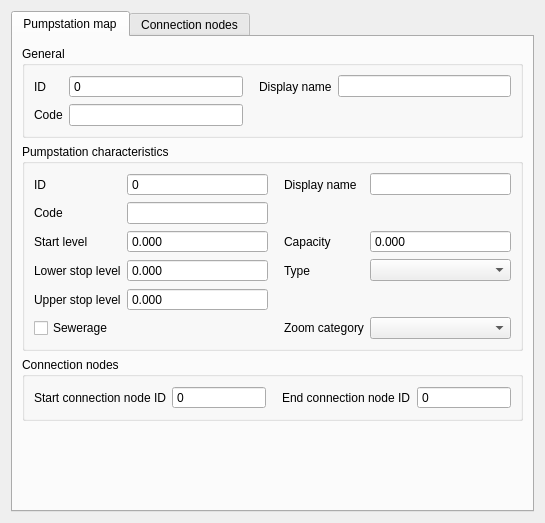
The window that threedi_model_builder/forms/ui/pumpstation_map.ui (nens/threedi-schematisation-editor) describes before a commit, drawn with Qt 5.
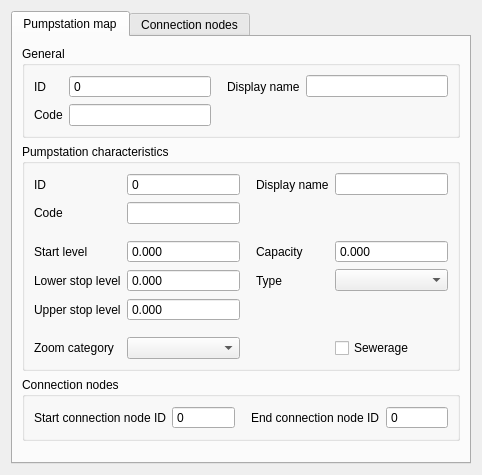
The same window after the commit. Custom widgets are drawn as their Qt base class.

```diff
--- a/threedi_model_builder/forms/ui/pumpstation_map.ui
+++ b/threedi_model_builder/forms/ui/pumpstation_map.ui
@@ -6,8 +6,8 @@
    <rect>
     <x>0</x>
     <y>0</y>
-    <width>545</width>
-    <height>523</height>
+    <width>482</width>
+    <height>438</height>
    </rect>
   </property>
   <property name="windowTitle">
@@ -35,10 +35,13 @@
          <property name="orientation">
           <enum>Qt::Vertical</enum>
          </property>
+         <property name="sizeType">
+          <enum>QSizePolicy::MinimumExpanding</enum>
+         </property>
          <property name="sizeHint" stdset="0">
           <size>
            <width>20</width>
-           <height>40</height>
+           <height>10</height>
           </size>
          </property>
         </spacer>
@@ -56,7 +59,7 @@
          </property>
          <layout class="QGridLayout" name="gridLayout_6">
           <item row="0" column="1">
-           <widget class="QgsSpinBox" name="connection_node_start_id">
+           <widget class="QSpinBox" name="connection_node_start_id">
             <property name="sizePolicy">
              <sizepolicy hsizetype="Expanding" vsizetype="Fixed">
               <horstretch>0</horstretch>
@@ -103,7 +106,7 @@
            </widget>
           </item>
           <item row="0" column="3">
-           <widget class="QgsSpinBox" name="connection_node_end_id">
+           <widget class="QSpinBox" name="connection_node_end_id">
             <property name="sizePolicy">
              <sizepolicy hsizetype="Expanding" vsizetype="Fixed">
               <horstretch>0</horstretch>
@@ -168,7 +171,7 @@
          </property>
          <layout class="QGridLayout" name="gridLayout_5">
           <item row="1" column="1">
-           <widget class="QgsSpinBox" name="id">
+           <widget class="QSpinBox" name="id">
             <property name="locale">
              <locale language="English" country="UnitedStates"/>
             </property>
@@ -281,112 +284,42 @@
           <string>Pumpstation characteristics</string>
          </property>
          <layout class="QGridLayout" name="gridLayout_4">
-          <item row="2" column="0">
-           <widget class="QLabel" name="label_8">
+          <item row="1" column="3">
+           <widget class="QLabel" name="label_6">
             <property name="locale">
              <locale language="English" country="UnitedStates"/>
             </property>
             <property name="text">
-             <string>Start level</string>
+             <string>Code</string>
             </property>
             <property name="alignment">
              <set>Qt::AlignLeading|Qt::AlignLeft|Qt::AlignVCenter</set>
             </property>
            </widget>
           </item>
-          <item row="2" column="1">
-           <widget class="QgsDoubleSpinBox" name="pumpstation_start_level">
-            <property name="sizePolicy">
-             <sizepolicy hsizetype="Expanding" vsizetype="Fixed">
-              <horstretch>0</horstretch>
-              <verstretch>0</verstretch>
-             </sizepolicy>
+          <item row="7" column="6">
+           <widget class="QCheckBox" name="pumpstation_sewerage">
+            <property name="layoutDirection">
+             <enum>Qt::LeftToRight</enum>
             </property>
-            <property name="locale">
-             <locale language="English" country="UnitedStates"/>
+            <property name="text">
+             <string>Sewerage</string>
             </property>
-            <property name="inputMethodHints">
-             <set>Qt::ImhNone</set>
-            </property>
-            <property name="buttonSymbols">
-             <enum>QAbstractSpinBox::NoButtons</enum>
-            </property>
-            <property name="decimals">
-             <number>3</number>
-            </property>
-            <property name="minimum">
-             <double>-9999999999.000000000000000</double>
-            </property>
-            <property name="maximum">
-             <double>9999999999.000000000000000</double>
-            </property>
-            <property name="showClearButton" stdset="0">
-             <bool>true</bool>
-            </property>
-            <property name="clearValue" stdset="0">
-             <bool>true</bool>
-            </property>
-            <property name="expressionsEnabled" stdset="0">
-             <bool>true</bool>
-            </property>
            </widget>
           </item>
-          <item row="5" column="1">
-           <widget class="QgsDoubleSpinBox" name="pumpstation_upper_stop_level">
-            <property name="sizePolicy">
-             <sizepolicy hsizetype="Expanding" vsizetype="Fixed">
-              <horstretch>0</horstretch>
-              <verstretch>0</verstretch>
-             </sizepolicy>
-            </property>
+          <item row="0" column="4">
+           <widget class="QSpinBox" name="pumpstation_id">
             <property name="locale">
              <locale language="English" country="UnitedStates"/>
             </property>
-            <property name="buttonSymbols">
-             <enum>QAbstractSpinBox::NoButtons</enum>
-            </property>
-            <property name="decimals">
-             <number>3</number>
-            </property>
-            <property name="minimum">
-             <double>-99999999.000000000000000</double>
-            </property>
-            <property name="maximum">
-             <double>1000000.000000000000000</double>
-            </property>
-            <property name="showClearButton" stdset="0">
+            <property name="readOnly">
              <bool>true</bool>
             </property>
-            <property name="clearValue" stdset="0">
-             <bool>true</bool>
-            </property>
-            <property name="expressionsEnabled" stdset="0">
-             <bool>true</bool>
-            </property>
-           </widget>
-          </item>
-          <item row="4" column="1">
-           <widget class="QgsDoubleSpinBox" name="pumpstation_lower_stop_level">
-            <property name="sizePolicy">
-             <sizepolicy hsizetype="Expanding" vsizetype="Fixed">
-              <horstretch>0</horstretch>
-              <verstretch>0</verstretch>
-             </sizepolicy>
-            </property>
-            <property name="locale">
-             <locale language="English" country="UnitedStates"/>
-            </property>
             <property name="buttonSymbols">
              <enum>QAbstractSpinBox::NoButtons</enum>
             </property>
-            <property name="decimals">
-             <number>3</number>
-            </property>
-            <property name="minimum">
-             <double>-99999999.000000000000000</double>
-            </property>
             <property name="maximum">
-             <double>1000000.000000000000000</double>
+             <number>99999999</number>
             </property>
             <property name="showClearButton" stdset="0">
              <bool>true</bool>
@@ -395,48 +328,24 @@
              <bool>true</bool>
             </property>
             <property name="expressionsEnabled" stdset="0">
-             <bool>true</bool>
+             <bool>false</bool>
             </property>
            </widget>
           </item>
-          <item row="2" column="3">
-           <widget class="QgsDoubleSpinBox" name="pumpstation_capacity">
-            <property name="sizePolicy">
-             <sizepolicy hsizetype="Expanding" vsizetype="Fixed">
-              <horstretch>0</horstretch>
-              <verstretch>0</verstretch>
-             </sizepolicy>
-            </property>
+          <item row="0" column="3">
+           <widget class="QLabel" name="label_5">
             <property name="locale">
              <locale language="English" country="UnitedStates"/>
             </property>
-            <property name="inputMethodHints">
-             <set>Qt::ImhNone</set>
+            <property name="text">
+             <string>ID</string>
             </property>
-            <property name="buttonSymbols">
-             <enum>QAbstractSpinBox::NoButtons</enum>
+            <property name="alignment">
+             <set>Qt::AlignLeading|Qt::AlignLeft|Qt::AlignVCenter</set>
             </property>
-            <property name="decimals">
-             <number>3</number>
-            </property>
-            <property name="minimum">
-             <double>-9999999999.000000000000000</double>
-            </property>
-            <property name="maximum">
-             <double>9999999999.000000000000000</double>
-            </property>
-            <property name="showClearButton" stdset="0">
-             <bool>true</bool>
-            </property>
-            <property name="clearValue" stdset="0">
-             <bool>true</bool>
-            </property>
-            <property name="expressionsEnabled" stdset="0">
-             <bool>true</bool>
-            </property>
            </widget>
           </item>
-          <item row="4" column="2">
+          <item row="4" column="5">
            <widget class="QLabel" name="label_11">
             <property name="locale">
              <locale language="English" country="UnitedStates"/>
@@ -452,7 +361,97 @@
             </property>
            </widget>
           </item>
-          <item row="2" column="2">
+          <item row="0" column="5">
+           <widget class="QLabel" name="label_4">
+            <property name="locale">
+             <locale language="English" country="UnitedStates"/>
+            </property>
+            <property name="text">
+             <string>Display name</string>
+            </property>
+            <property name="alignment">
+             <set>Qt::AlignLeading|Qt::AlignLeft|Qt::AlignVCenter</set>
+            </property>
+            <property name="indent">
+             <number>10</number>
+            </property>
+           </widget>
+          </item>
+          <item row="3" column="6">
+           <widget class="QDoubleSpinBox" name="pumpstation_capacity">
+            <property name="sizePolicy">
+             <sizepolicy hsizetype="Expanding" vsizetype="Fixed">
+              <horstretch>0</horstretch>
+              <verstretch>0</verstretch>
+             </sizepolicy>
+            </property>
+            <property name="locale">
+             <locale language="English" country="UnitedStates"/>
+            </property>
+            <property name="inputMethodHints">
+             <set>Qt::ImhNone</set>
+            </property>
+            <property name="buttonSymbols">
+             <enum>QAbstractSpinBox::NoButtons</enum>
+            </property>
+            <property name="decimals">
+             <number>3</number>
+            </property>
+            <property name="minimum">
+             <double>-9999999999.000000000000000</double>
+            </property>
+            <property name="maximum">
+             <double>9999999999.000000000000000</double>
+            </property>
+            <property name="showClearButton" stdset="0">
+             <bool>true</bool>
+            </property>
+            <property name="clearValue" stdset="0">
+             <bool>true</bool>
+            </property>
+            <property name="expressionsEnabled" stdset="0">
+             <bool>true</bool>
+            </property>
+           </widget>
+          </item>
+          <item row="3" column="4">
+           <widget class="QDoubleSpinBox" name="pumpstation_start_level">
+            <property name="sizePolicy">
+             <sizepolicy hsizetype="Expanding" vsizetype="Fixed">
+              <horstretch>0</horstretch>
+              <verstretch>0</verstretch>
+             </sizepolicy>
+            </property>
+            <property name="locale">
+             <locale language="English" country="UnitedStates"/>
+            </property>
+            <property name="inputMethodHints">
+             <set>Qt::ImhNone</set>
+            </property>
+            <property name="buttonSymbols">
+             <enum>QAbstractSpinBox::NoButtons</enum>
+            </property>
+            <property name="decimals">
+             <number>3</number>
+            </property>
+            <property name="minimum">
+             <double>-9999999999.000000000000000</double>
+            </property>
+            <property name="maximum">
+             <double>9999999999.000000000000000</double>
+            </property>
+            <property name="showClearButton" stdset="0">
+             <bool>true</bool>
+            </property>
+            <property name="clearValue" stdset="0">
+             <bool>true</bool>
+            </property>
+            <property name="expressionsEnabled" stdset="0">
+             <bool>true</bool>
+            </property>
+           </widget>
+          </item>
+          <item row="3" column="5">
            <widget class="QLabel" name="label_10">
             <property name="locale">
              <locale language="English" country="UnitedStates"/>
@@ -468,14 +467,124 @@
             </property>
            </widget>
           </item>
-          <item row="4" column="3">
+          <item row="0" column="6">
+           <widget class="QLineEdit" name="pumpstation_display_name">
+            <property name="sizePolicy">
+             <sizepolicy hsizetype="Expanding" vsizetype="Fixed">
+              <horstretch>0</horstretch>
+              <verstretch>0</verstretch>
+             </sizepolicy>
+            </property>
+            <property name="locale">
+             <locale language="English" country="UnitedStates"/>
+            </property>
+            <property name="clearButtonEnabled">
+             <bool>true</bool>
+            </property>
+           </widget>
+          </item>
+          <item row="3" column="3">
+           <widget class="QLabel" name="label_8">
+            <property name="locale">
+             <locale language="English" country="UnitedStates"/>
+            </property>
+            <property name="text">
+             <string>Start level</string>
+            </property>
+            <property name="alignment">
+             <set>Qt::AlignLeading|Qt::AlignLeft|Qt::AlignVCenter</set>
+            </property>
+           </widget>
+          </item>
+          <item row="4" column="4">
+           <widget class="QDoubleSpinBox" name="pumpstation_lower_stop_level">
+            <property name="sizePolicy">
+             <sizepolicy hsizetype="Expanding" vsizetype="Fixed">
+              <horstretch>0</horstretch>
+              <verstretch>0</verstretch>
+             </sizepolicy>
+            </property>
+            <property name="locale">
+             <locale language="English" country="UnitedStates"/>
+            </property>
+            <property name="buttonSymbols">
+             <enum>QAbstractSpinBox::NoButtons</enum>
+            </property>
+            <property name="decimals">
+             <number>3</number>
+            </property>
+            <property name="minimum">
+             <double>-99999999.000000000000000</double>
+            </property>
+            <property name="maximum">
+             <double>1000000.000000000000000</double>
+            </property>
+            <property name="showClearButton" stdset="0">
+             <bool>true</bool>
+            </property>
+            <property name="clearValue" stdset="0">
+             <bool>true</bool>
+            </property>
+            <property name="expressionsEnabled" stdset="0">
+             <bool>true</bool>
+            </property>
+           </widget>
+          </item>
+          <item row="5" column="3">
+           <widget class="QLabel" name="label_9">
+            <property name="locale">
+             <locale language="English" country="UnitedStates"/>
+            </property>
+            <property name="text">
+             <string>Upper stop level</string>
+            </property>
+            <property name="alignment">
+             <set>Qt::AlignLeading|Qt::AlignLeft|Qt::AlignVCenter</set>
+            </property>
+           </widget>
+          </item>
+          <item row="5" column="4">
+           <widget class="QDoubleSpinBox" name="pumpstation_upper_stop_level">
+            <property name="sizePolicy">
+             <sizepolicy hsizetype="Expanding" vsizetype="Fixed">
+              <horstretch>0</horstretch>
+              <verstretch>0</verstretch>
+             </sizepolicy>
+            </property>
+            <property name="locale">
+             <locale language="English" country="UnitedStates"/>
+            </property>
+            <property name="buttonSymbols">
+             <enum>QAbstractSpinBox::NoButtons</enum>
+            </property>
+            <property name="decimals">
+             <number>3</number>
+            </property>
+            <property name="minimum">
+             <double>-99999999.000000000000000</double>
+            </property>
+            <property name="maximum">
+             <double>1000000.000000000000000</double>
+            </property>
+            <property name="showClearButton" stdset="0">
+             <bool>true</bool>
+            </property>
+            <property name="clearValue" stdset="0">
+             <bool>true</bool>
+            </property>
+            <property name="expressionsEnabled" stdset="0">
+             <bool>true</bool>
+            </property>
+           </widget>
+          </item>
+          <item row="4" column="6">
            <widget class="QComboBox" name="pumpstation_type">
             <property name="locale">
              <locale language="English" country="UnitedStates"/>
             </property>
            </widget>
           </item>
-          <item row="4" column="0">
+          <item row="4" column="3">
            <widget class="QLabel" name="label_7">
             <property name="locale">
              <locale language="English" country="UnitedStates"/>
@@ -488,82 +597,7 @@
             </property>
            </widget>
           </item>
-          <item row="5" column="0">
-           <widget class="QLabel" name="label_9">
-            <property name="locale">
-             <locale language="English" country="UnitedStates"/>
-            </property>
-            <property name="text">
-             <string>Upper stop level</string>
-            </property>
-            <property name="alignment">
-             <set>Qt::AlignLeading|Qt::AlignLeft|Qt::AlignVCenter</set>
-            </property>
-           </widget>
-          </item>
-          <item row="0" column="0">
-           <widget class="QLabel" name="label_5">
-            <property name="locale">
-             <locale language="English" country="UnitedStates"/>
-            </property>
-            <property name="text">
-             <string>ID</string>
-            </property>
-            <property name="alignment">
-             <set>Qt::AlignLeading|Qt::AlignLeft|Qt::AlignVCenter</set>
-            </property>
-           </widget>
-          </item>
-          <item row="1" column="1">
-           <widget class="QLineEdit" name="pumpstation_code">
-            <property name="sizePolicy">
-             <sizepolicy hsizetype="Expanding" vsizetype="Fixed">
-              <horstretch>0</horstretch>
-              <verstretch>0</verstretch>
-             </sizepolicy>
-            </property>
-            <property name="locale">
-             <locale language="English" country="UnitedStates"/>
-            </property>
-            <property name="clearButtonEnabled">
-             <bool>true</bool>
-            </property>
-           </widget>
-          </item>
-          <item row="1" column="0">
-           <widget class="QLabel" name="label_6">
-            <property name="locale">
-             <locale language="English" country="UnitedStates"/>
-            </property>
-            <property name="text">
-             <string>Code</string>
-            </property>
-            <property name="alignment">
-             <set>Qt::AlignLeading|Qt::AlignLeft|Qt::AlignVCenter</set>
-            </property>
-           </widget>
-          </item>
-          <item row="6" column="0">
-           <widget class="QCheckBox" name="pumpstation_sewerage">
-            <property name="text">
-             <string>Sewerage</string>
-            </property>
-           </widget>
-          </item>
-          <item row="6" column="1">
-           <spacer name="horizontalSpacer_2">
-            <property name="orientation">
-             <enum>Qt::Horizontal</enum>
-            </property>
-            <property name="sizeHint" stdset="0">
-             <size>
-              <width>40</width>
-              <height>20</height>
-             </size>
-            </property>
-           </spacer>
-          </item>
-          <item row="6" column="2">
+          <item row="7" column="3">
            <widget class="QLabel" name="label_16">
             <property name="locale">
              <locale language="English" country="UnitedStates"/>
@@ -575,11 +609,11 @@
              <set>Qt::AlignLeading|Qt::AlignLeft|Qt::AlignVCenter</set>
             </property>
             <property name="indent">
-             <number>10</number>
+             <number>-1</number>
             </property>
            </widget>
           </item>
-          <item row="6" column="3">
+          <item row="7" column="4">
            <widget class="QComboBox" name="pumpstation_zoom_category">
             <property name="sizePolicy">
              <sizepolicy hsizetype="Expanding" vsizetype="Fixed">
@@ -592,49 +626,24 @@
             </property>
            </widget>
           </item>
-          <item row="0" column="1">
-           <widget class="QgsSpinBox" name="pumpstation_id">
-            <property name="locale">
-             <locale language="English" country="UnitedStates"/>
+          <item row="2" column="4">
+           <spacer name="verticalSpacer">
+            <property name="orientation">
+             <enum>Qt::Vertical</enum>
             </property>
-            <property name="readOnly">
-             <bool>true</bool>
+            <property name="sizeType">
+             <enum>QSizePolicy::MinimumExpanding</enum>
             </property>
-            <property name="buttonSymbols">
-             <enum>QAbstractSpinBox::NoButtons</enum>
+            <property name="sizeHint" stdset="0">
+             <size>
+              <width>20</width>
+              <height>10</height>
+             </size>
             </property>
-            <property name="maximum">
-             <number>99999999</number>
-            </property>
-            <property name="showClearButton" stdset="0">
-             <bool>true</bool>
-            </property>
-            <property name="clearValue" stdset="0">
-             <bool>true</bool>
-            </property>
-            <property name="expressionsEnabled" stdset="0">
-             <bool>false</bool>
-            </property>
-           </widget>
+           </spacer>
           </item>
-          <item row="0" column="2">
-           <widget class="QLabel" name="label_4">
-            <property name="locale">
-             <locale language="English" country="UnitedStates"/>
-            </property>
-            <property name="text">
-             <string>Display name</string>
-            </property>
-            <property name="alignment">
-             <set>Qt::AlignLeading|Qt::AlignLeft|Qt::AlignVCenter</set>
-            </property>
-            <property name="indent">
-             <number>10</number>
-            </property>
-           </widget>
-          </item>
-          <item row="0" column="3">
-           <widget class="QLineEdit" name="pumpstation_display_name">
+          <item row="1" column="4">
+           <widget class="QLineEdit" name="pumpstation_code">
             <property name="sizePolicy">
              <sizepolicy hsizetype="Expanding" vsizetype="Fixed">
               <horstretch>0</horstretch>
@@ -649,6 +658,22 @@
             </property>
            </widget>
           </item>
+          <item row="6" column="4">
+           <spacer name="verticalSpacer_4">
+            <property name="orientation">
+             <enum>Qt::Vertical</enum>
+            </property>
+            <property name="sizeType">
+             <enum>QSizePolicy::MinimumExpanding</enum>
+            </property>
+            <property name="sizeHint" stdset="0">
+             <size>
+              <width>20</width>
+              <height>10</height>
+             </size>
+            </property>
+           </spacer>
+          </item>
          </layout>
         </widget>
        </item>
@@ -728,7 +753,7 @@
            </widget>
           </item>
           <item row="0" column="1">
-           <widget class="QgsSpinBox" name="connection_node_2_id">
+           <widget class="QSpinBox" name="connection_node_2_id">
             <property name="sizePolicy">
              <sizepolicy hsizetype="Expanding" vsizetype="Fixed">
               <horstretch>0</horstretch>
@@ -753,7 +778,7 @@
            </widget>
           </item>
           <item row="0" column="3">
-           <widget class="QgsDoubleSpinBox" name="connection_node_2_initial_waterlevel">
+           <widget class="QDoubleSpinBox" name="connection_node_2_initial_waterlevel">
             <property name="sizePolicy">
              <sizepolicy hsizetype="Expanding" vsizetype="Fixed">
               <horstretch>0</horstretch>
@@ -763,6 +788,9 @@
             <property name="buttonSymbols">
              <enum>QAbstractSpinBox::NoButtons</enum>
             </property>
+            <property name="decimals">
+             <number>3</number>
+            </property>
             <property name="minimum">
              <double>-1000.000000000000000</double>
             </property>
@@ -781,7 +809,7 @@
            </widget>
           </item>
           <item row="1" column="3">
-           <widget class="QgsDoubleSpinBox" name="connection_node_2_storage_area">
+           <widget class="QDoubleSpinBox" name="connection_node_2_storage_area">
             <property name="sizePolicy">
              <sizepolicy hsizetype="Expanding" vsizetype="Fixed">
               <horstretch>0</horstretch>
@@ -791,6 +819,9 @@
             <property name="buttonSymbols">
              <enum>QAbstractSpinBox::NoButtons</enum>
             </property>
+            <property name="decimals">
+             <number>3</number>
+            </property>
             <property name="maximum">
              <double>999999999.000000000000000</double>
             </property>
@@ -884,7 +915,7 @@
            </widget>
           </item>
           <item row="0" column="1">
-           <widget class="QgsSpinBox" name="connection_node_1_id">
+           <widget class="QSpinBox" name="connection_node_1_id">
             <property name="sizePolicy">
              <sizepolicy hsizetype="Expanding" vsizetype="Fixed">
               <horstretch>0</horstretch>
@@ -909,7 +940,7 @@
            </widget>
           </item>
           <item row="0" column="3">
-           <widget class="QgsDoubleSpinBox" name="connection_node_1_initial_waterlevel">
+           <widget class="QDoubleSpinBox" name="connection_node_1_initial_waterlevel">
             <property name="sizePolicy">
              <sizepolicy hsizetype="Expanding" vsizetype="Fixed">
               <horstretch>0</horstretch>
@@ -919,6 +950,9 @@
             <property name="buttonSymbols">
              <enum>QAbstractSpinBox::NoButtons</enum>
             </property>
+            <property name="decimals">
+             <number>3</number>
+            </property>
             <property name="minimum">
              <double>-1000.000000000000000</double>
             </property>
@@ -937,7 +971,7 @@
            </widget>
           </item>
           <item row="1" column="3">
-           <widget class="QgsDoubleSpinBox" name="connection_node_1_storage_area">
+           <widget class="QDoubleSpinBox" name="connection_node_1_storage_area">
             <property name="sizePolicy">
              <sizepolicy hsizetype="Expanding" vsizetype="Fixed">
               <horstretch>0</horstretch>
@@ -947,6 +981,9 @@
             <property name="buttonSymbols">
              <enum>QAbstractSpinBox::NoButtons</enum>
             </property>
+            <property name="decimals">
+             <number>3</number>
+            </property>
             <property name="maximum">
              <double>999999999.000000000000000</double>
             </property>
@@ -964,18 +1001,32 @@
    </item>
   </layout>
  </widget>
- <customwidgets>
-  <customwidget>
-   <class>QgsDoubleSpinBox</class>
-   <extends>QDoubleSpinBox</extends>
-   <header>qgsdoublespinbox.h</header>
-  </customwidget>
-  <customwidget>
-   <class>QgsSpinBox</class>
-   <extends>QSpinBox</extends>
-   <header>qgsspinbox.h</header>
-  </customwidget>
- </customwidgets>
+ <tabstops>
+  <tabstop>tabWidget</tabstop>
+  <tabstop>id</tabstop>
+  <tabstop>code</tabstop>
+  <tabstop>display_name</tabstop>
+  <tabstop>pumpstation_id</tabstop>
+  <tabstop>pumpstation_code</tabstop>
+  <tabstop>pumpstation_display_name</tabstop>
+  <tabstop>pumpstation_start_level</tabstop>
+  <tabstop>pumpstation_lower_stop_level</tabstop>
+  <tabstop>pumpstation_upper_stop_level</tabstop>
+  <tabstop>pumpstation_capacity</tabstop>
+  <tabstop>pumpstation_type</tabstop>
+  <tabstop>pumpstation_zoom_category</tabstop>
+  <tabstop>pumpstation_sewerage</tabstop>
+  <tabstop>connection_node_start_id</tabstop>
+  <tabstop>connection_node_end_id</tabstop>
+  <tabstop>connection_node_1_id</tabstop>
+  <tabstop>connection_node_1_code</tabstop>
+  <tabstop>connection_node_1_initial_waterlevel</tabstop>
+  <tabstop>connection_node_1_storage_area</tabstop>
+  <tabstop>connection_node_2_id</tabstop>
+  <tabstop>connection_node_2_code</tabstop>
+  <tabstop>connection_node_2_initial_waterlevel</tabstop>
+  <tabstop>connection_node_2_storage_area</tabstop>
+ </tabstops>
  <resources/>
  <connections/>
 </ui>
```
